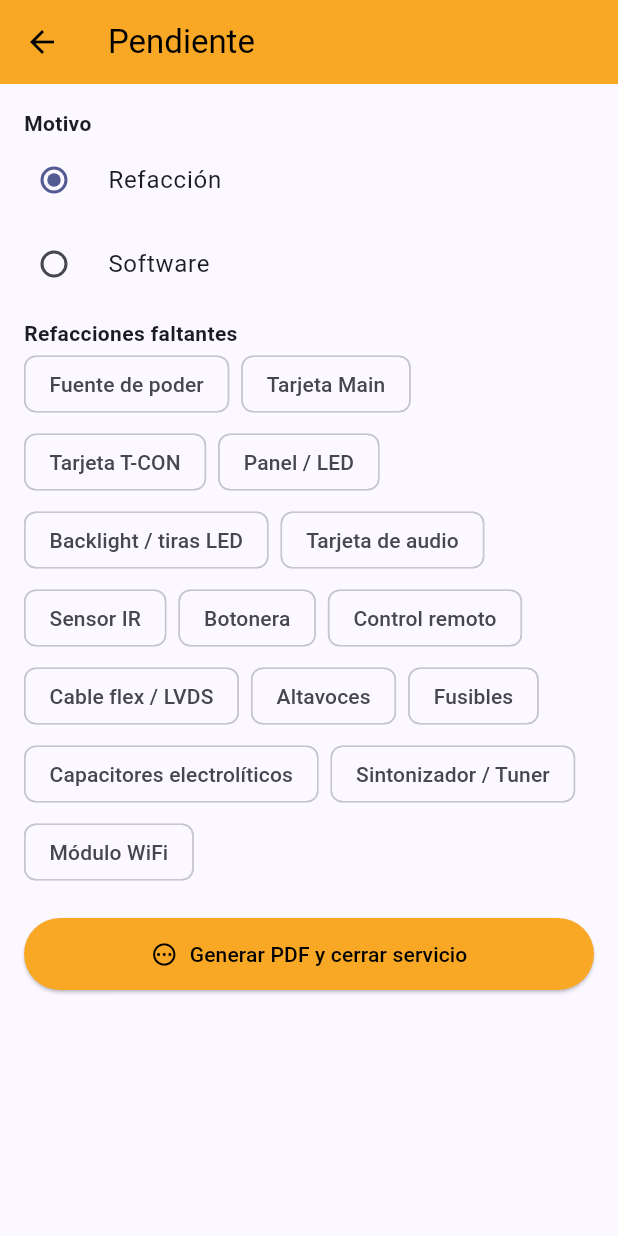
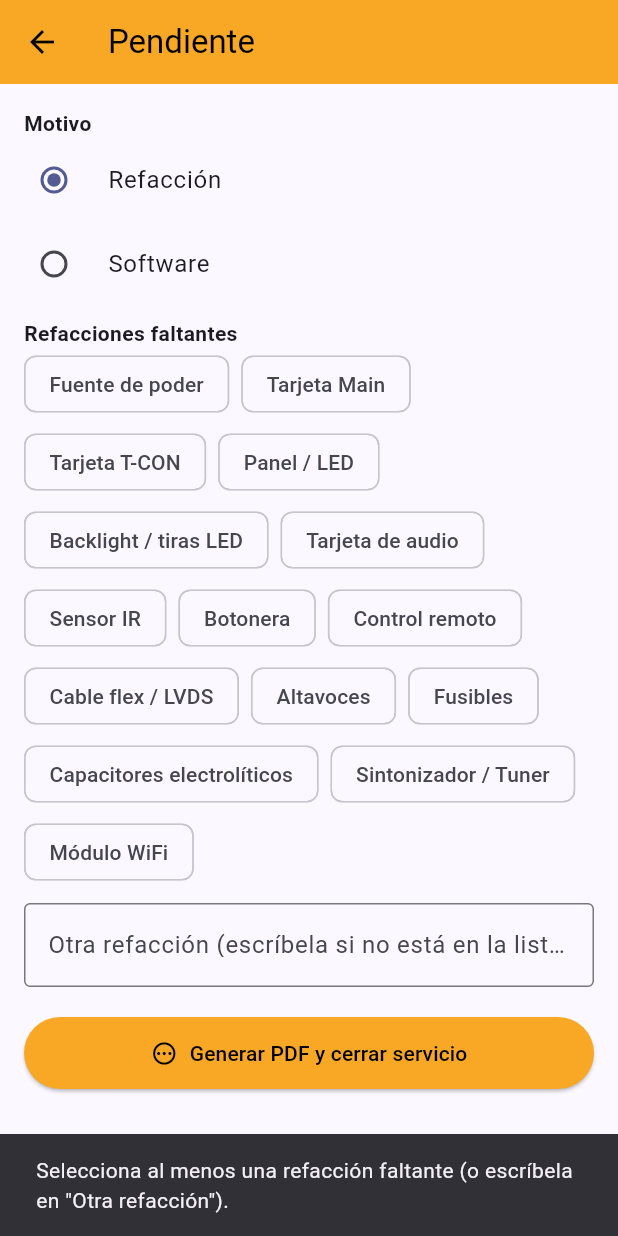
Before and after one commit to EEMORALESBACA/soytu_tecnico_apk, a Flutter app: the CierrePendienteScreen screen opened directly with empty values, after a tap on "Generar PDF y cerrar servicio", on a phone screen of 412 x 824 dp. Run offline on Flutter 3.47's test engine with Material 3 defaults, Android fonts, the phone set to English and light mode, and no system bars; our stand-ins replace cloud_firestore, firebase_auth, firebase_core, firebase_messaging, firebase_storage, flutter_local_notifications and 7 more; accounts and stored records are empty.

Commit message:
Add files via upload

```diff
--- a/packages/soytu_core/lib/src/services/hoja_servicio_pdf.dart
+++ b/packages/soytu_core/lib/src/services/hoja_servicio_pdf.dart
@@ -143,7 +143,10 @@ class HojaServicioPdf {
                         .toList(),
                   )
                 else
-                  pw.Text('Pendiente por actualización de software.',
+                  pw.Text(
+                      orden.motivoPendiente == 'Software'
+                          ? 'Pendiente por actualización de software.'
+                          : 'Pendiente por refacción (ver detalle con el técnico).',
                       style: const pw.TextStyle(fontSize: 9.5)),
               ],
             ),
--- a/soytu_tecnico_apk/lib/servicios/cierre/cierre_pendiente_screen.dart
+++ b/soytu_tecnico_apk/lib/servicios/cierre/cierre_pendiente_screen.dart
@@ -26,9 +26,29 @@ class CierrePendienteScreen extends ConsumerStatefulWidget {
 class _CierrePendienteScreenState extends ConsumerState<CierrePendienteScreen> {
   String _motivo = 'Refacción';
   final Set<String> _refaccionesSeleccionadas = {};
+  final _otraRefaccionCtrl = TextEditingController();
   bool _procesando = false;
 
+  List<String> get _refaccionesFinales => [
+        ..._refaccionesSeleccionadas,
+        if (_otraRefaccionCtrl.text.trim().isNotEmpty)
+          _otraRefaccionCtrl.text.trim(),
+      ];
+
+  String _telWa(String tel) {
+    var t = tel.replaceAll(RegExp(r'[^0-9]'), '');
+    if (t.length == 10) return '521$t';
+    if (t.length == 12 && t.startsWith('52')) return '521${t.substring(2)}';
+    return t;
+  }
+
   Future<void> _cerrarServicio() async {
+    if (_motivo == 'Refacción' && _refaccionesFinales.isEmpty) {
+      ScaffoldMessenger.of(context).showSnackBar(const SnackBar(
+          content: Text(
+              'Selecciona al menos una refacción faltante (o escríbela en "Otra refacción").')));
+      return;
+    }
     setState(() => _procesando = true);
     try {
       final s = widget.servicio;
@@ -57,7 +77,7 @@ class _CierrePendienteScreenState extends ConsumerState<CierrePendienteScreen> {
         fotoPlaca: widget.datos.fotoPlaca,
         fotoFalla: widget.datos.fotoFalla,
         motivoPendiente: _motivo,
-        refaccionesFaltantes: _motivo == 'Refacción' ? _refaccionesSeleccionadas.toList() : const [],
+        refaccionesFaltantes: _motivo == 'Refacción' ? _refaccionesFinales : const [],
       );
 
       final pdfBytes = await HojaServicioPdf().generar(orden);
@@ -68,7 +88,14 @@ class _CierrePendienteScreenState extends ConsumerState<CierrePendienteScreen> {
         await ref.read(servicioRepositoryProvider).actualizarVideoFalla(s.id, videoUrl);
       }
 
-      await ref.read(servicioRepositoryProvider).cerrar(s.id, estadoFinal: EstadoServicio.pendiente, pdfUrl: pdfUrl);
+      await ref.read(servicioRepositoryProvider).cerrar(
+            s.id,
+            estadoFinal: EstadoServicio.pendiente,
+            pdfUrl: pdfUrl,
+            motivoPendiente: _motivo,
+            refaccionesFaltantes:
+                _motivo == 'Refacción' ? _refaccionesFinales : const [],
+          );
 
       final dir = await getApplicationDocumentsDirectory();
       final archivo = File('${dir.path}/HojaServicio_${s.folio}.pdf');
@@ -81,7 +108,7 @@ class _CierrePendienteScreenState extends ConsumerState<CierrePendienteScreen> {
       if (s.clienteTelefono != null) {
         final mensaje = Uri.encodeComponent(
             'Su servicio ${s.folio} quedó PENDIENTE por $_motivo. Le compartimos la hoja de servicio con el detalle. — SOYTU');
-        final uri = Uri.parse('https://wa.me/${s.clienteTelefono}?text=$mensaje');
+        final uri = Uri.parse('https://wa.me/${_telWa(s.clienteTelefono!)}?text=$mensaje');
         if (await canLaunchUrl(uri)) await launchUrl(uri, mode: LaunchMode.externalApplication);
       }
 
@@ -134,6 +161,14 @@ class _CierrePendienteScreenState extends ConsumerState<CierrePendienteScreen> {
                         ))
                     .toList(),
               ),
+              const SizedBox(height: 10),
+              TextField(
+                controller: _otraRefaccionCtrl,
+                decoration: const InputDecoration(
+                  labelText: 'Otra refacción (escríbela si no está en la lista)',
+                  border: OutlineInputBorder(),
+                ),
+              ),
             ],
             const SizedBox(height: 20),
             ElevatedButton.icon(
```
Also changed, not shown: packages/soytu_core/lib/src/services/servicio_repository.dart (+9 -1 lines).
